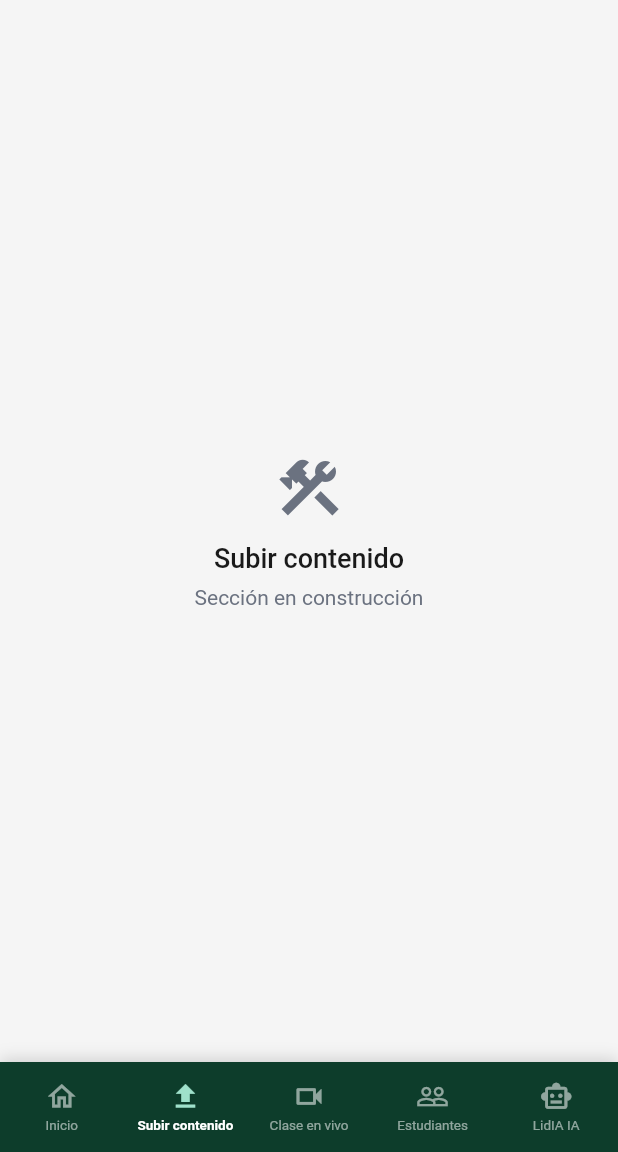
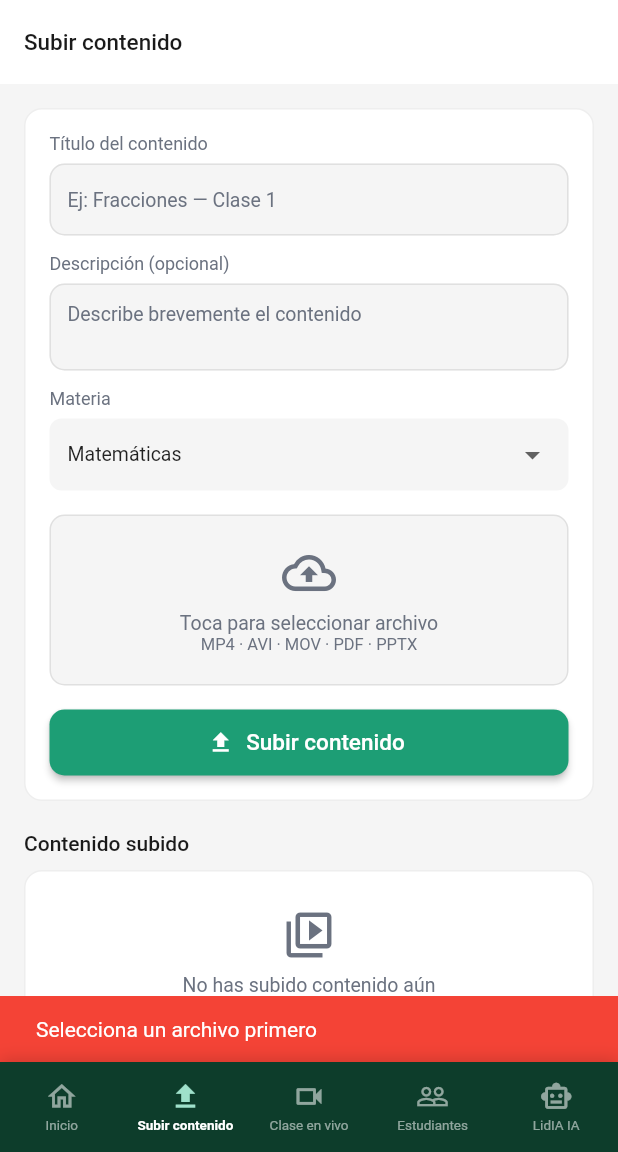
Before and after one commit to luisgiron96-dev/Aula-LidIA, a Flutter app: the MainLayout screen opened directly with empty values, item 2 of the bottom bar chosen, after a tap on "Subir contenido", on a phone screen of 412 x 824 dp, the part 84-1236 px from its top. Run offline on Flutter 3.47's test engine with Material 3 defaults, Android fonts, the phone set to English and light mode, and no system bars; our stand-ins replace file_picker, supabase_flutter; accounts and stored records are empty.

Commit message:
implementacion subir actividades

```diff
--- a/lib/features/teacher/screens/upload_content_screen.dart
+++ b/lib/features/teacher/screens/upload_content_screen.dart
@@ -0,0 +1,497 @@
+import 'package:flutter/material.dart';
+import 'package:file_picker/file_picker.dart';
+import 'package:supabase_flutter/supabase_flutter.dart';
+import '../../../core/constants/app_colors.dart';
+import '../../../core/services/supabase_service.dart';
+
+class UploadContentScreen extends StatefulWidget {
+  const UploadContentScreen({super.key});
+  @override
+  State<UploadContentScreen> createState() =>
+    _UploadContentScreenState();
+}
+
+class _UploadContentScreenState extends State<UploadContentScreen> {
+  final _titleCtrl = TextEditingController();
+  final _descCtrl  = TextEditingController();
+  String _selectedMateria = 'Matemáticas';
+  PlatformFile? _selectedFile;
+  bool _isUploading = false;
+  double _uploadProgress = 0;
+  String _statusMsg = '';
+
+  final List<String> _materias = [
+    'Español', 'Inglés', 'Matemáticas',
+    'Cs. Sociales', 'Cs. Naturales',
+    'Cátedra de Paz', 'Religión',
+    'Informática', 'TelePsicología',
+  ];
+
+  final List<Map<String, dynamic>> _uploadedContent = [];
+
+  @override
+  void initState() {
+    super.initState();
+    _loadContent();
+  }
+
+  Future<void> _loadContent() async {
+    try {
+      final data = await SupabaseService.client
+        .from('contenido')
+        .select()
+        .eq('teacher_id', SupabaseService.currentUser!.id)
+        .order('created_at', ascending: false);
+
+      setState(() {
+        _uploadedContent.clear();
+        _uploadedContent.addAll(
+          List<Map<String, dynamic>>.from(data));
+      });
+    } catch (e) {
+      print('Error cargando contenido: $e');
+    }
+  }
+
+  Future<void> _pickFile() async {
+    final result = await FilePicker.platform.pickFiles(
+      type: FileType.custom,
+      allowedExtensions: ['mp4', 'avi', 'mov', 'pdf', 'pptx'],
+      withData: true,
+    );
+
+    if (result != null && result.files.isNotEmpty) {
+      setState(() => _selectedFile = result.files.first);
+    }
+  }
+
+  String _getTipo(String extension) {
+    switch (extension.toLowerCase()) {
+      case 'mp4':
+      case 'avi':
+      case 'mov': return 'video';
+      case 'pdf': return 'pdf';
+      case 'pptx': return 'pptx';
+      default: return 'otro';
+    }
+  }
+
+  Future<void> _uploadFile() async {
+    if (_selectedFile == null) {
+      _showSnack('Selecciona un archivo primero', isError: true);
+      return;
+    }
+    if (_titleCtrl.text.trim().isEmpty) {
+      _showSnack('Escribe un título', isError: true);
+      return;
+    }
+
+    setState(() {
+      _isUploading = true;
+      _uploadProgress = 0;
+      _statusMsg = 'Preparando archivo...';
+    });
+
+    try {
+      final file = _selectedFile!;
+      final ext = file.extension ?? 'bin';
+      final fileName =
+        '${DateTime.now().millisecondsSinceEpoch}_${file.name}';
+      final storagePath =
+        '${SupabaseService.currentUser!.id}/$fileName';
+
+      setState(() => _statusMsg = 'Subiendo archivo...');
+
+      // Subir al Storage de Supabase
+      await SupabaseService.client.storage
+        .from('contenido')
+        .uploadBinary(
+          storagePath,
+          file.bytes!,
+          fileOptions: FileOptions(
+            contentType: _getContentType(ext),
+            upsert: false,
+          ),
+        );
+
+      setState(() {
+        _uploadProgress = 0.7;
+        _statusMsg = 'Guardando información...';
+      });
+
+      // Obtener URL pública
+      final url = SupabaseService.client.storage
+        .from('contenido')
+        .getPublicUrl(storagePath);
+
+      // Guardar en tabla contenido
+      await SupabaseService.client.from('contenido').insert({
+        'titulo': _titleCtrl.text.trim(),
+        'descripcion': _descCtrl.text.trim(),
+        'materia': _selectedMateria,
+        'tipo': _getTipo(ext),
+        'url': url,
+        'storage_path': storagePath,
+        'teacher_id': SupabaseService.currentUser!.id,
+      });
+
+      setState(() {
+        _uploadProgress = 1.0;
+        _statusMsg = '¡Subido exitosamente!';
+        _isUploading = false;
+        _selectedFile = null;
+        _titleCtrl.clear();
+        _descCtrl.clear();
+      });
+
+      _showSnack('✅ Contenido subido exitosamente');
+      _loadContent();
+
+    } catch (e) {
+      setState(() {
+        _isUploading = false;
+        _statusMsg = 'Error: $e';
+      });
+      _showSnack('Error al subir: $e', isError: true);
+    }
+  }
+
+  String _getContentType(String ext) {
+    switch (ext.toLowerCase()) {
+      case 'mp4': return 'video/mp4';
+      case 'avi': return 'video/avi';
+      case 'mov': return 'video/quicktime';
+      case 'pdf': return 'application/pdf';
+      case 'pptx':
+        return 'application/vnd.openxmlformats-officedocument'
+          '.presentationml.presentation';
+      default: return 'application/octet-stream';
+    }
+  }
+
+  void _showSnack(String msg, {bool isError = false}) {
+    ScaffoldMessenger.of(context).showSnackBar(SnackBar(
+      content: Text(msg),
+      backgroundColor: isError ? Colors.red : AppColors.primary));
+  }
+
+  Future<void> _deleteContent(
+    String id, String storagePath) async {
+    try {
+      await SupabaseService.client.storage
+        .from('contenido')
+        .remove([storagePath]);
+      await SupabaseService.client
+        .from('contenido')
+        .delete()
+        .eq('id', id);
+      _showSnack('Contenido eliminado');
+      _loadContent();
+    } catch (e) {
+      _showSnack('Error al eliminar', isError: true);
+    }
+  }
+
+  @override
+  Widget build(BuildContext context) {
+    return Scaffold(
+      backgroundColor: const Color(0xFFF5F5F5),
+      appBar: AppBar(
+        backgroundColor: Colors.white,
+        elevation: 0,
+        automaticallyImplyLeading: false,
+        title: const Text('Subir contenido',
+          style: TextStyle(fontSize: 15,
+            fontWeight: FontWeight.w500,
+            color: AppColors.textPrimary)),
+      ),
+      body: SingleChildScrollView(
+        padding: const EdgeInsets.all(16),
+        child: Column(
+          crossAxisAlignment: CrossAxisAlignment.start,
+          children: [
+
+            // Formulario de subida
+            Container(
+              padding: const EdgeInsets.all(16),
+              decoration: BoxDecoration(
+                color: Colors.white,
+                borderRadius: BorderRadius.circular(12),
+                border: Border.all(color: Colors.grey.shade200)),
+              child: Column(
+                crossAxisAlignment: CrossAxisAlignment.start,
+                children: [
+
+                  // Título
+                  const Text('Título del contenido',
+                    style: TextStyle(fontSize: 12,
+                      color: AppColors.textSecondary)),
+                  const SizedBox(height: 6),
+                  TextField(
+                    controller: _titleCtrl,
+                    decoration: InputDecoration(
+                      hintText: 'Ej: Fracciones — Clase 1',
+                      hintStyle: const TextStyle(
+                        color: AppColors.textSecondary,
+                        fontSize: 13),
+                      filled: true,
+                      fillColor: const Color(0xFFF5F5F5),
+                      border: OutlineInputBorder(
+                        borderRadius: BorderRadius.circular(8),
+                        borderSide: BorderSide.none),
+                      contentPadding: const EdgeInsets.symmetric(
+                        horizontal: 12, vertical: 10))),
+                  const SizedBox(height: 12),
+
+                  // Descripción
+                  const Text('Descripción (opcional)',
+                    style: TextStyle(fontSize: 12,
+                      color: AppColors.textSecondary)),
+                  const SizedBox(height: 6),
+                  TextField(
+                    controller: _descCtrl,
+                    maxLines: 2,
+                    decoration: InputDecoration(
+                      hintText: 'Describe brevemente el contenido',
+                      hintStyle: const TextStyle(
+                        color: AppColors.textSecondary,
+                        fontSize: 13),
+                      filled: true,
+                      fillColor: const Color(0xFFF5F5F5),
+                      border: OutlineInputBorder(
+                        borderRadius: BorderRadius.circular(8),
+                        borderSide: BorderSide.none),
+                      contentPadding: const EdgeInsets.symmetric(
+                        horizontal: 12, vertical: 10))),
+                  const SizedBox(height: 12),
+
+                  // Materia
+                  const Text('Materia',
+                    style: TextStyle(fontSize: 12,
+                      color: AppColors.textSecondary)),
+                  const SizedBox(height: 6),
+                  Container(
+                    padding: const EdgeInsets.symmetric(
+                      horizontal: 12),
+                    decoration: BoxDecoration(
+                      color: const Color(0xFFF5F5F5),
+                      borderRadius: BorderRadius.circular(8)),
+                    child: DropdownButtonHideUnderline(
+                      child: DropdownButton<String>(
+                        value: _selectedMateria,
+                        isExpanded: true,
+                        items: _materias.map((m) =>
+                          DropdownMenuItem(
+                            value: m,
+                            child: Text(m,
+                              style: const TextStyle(
+                                fontSize: 13)))).toList(),
+                        onChanged: (v) => setState(
+                          () => _selectedMateria = v!)))),
+                  const SizedBox(height: 16),
+
+                  // Zona de archivo
+                  GestureDetector(
+                    onTap: _isUploading ? null : _pickFile,
+                    child: Container(
+                      width: double.infinity,
+                      padding: const EdgeInsets.all(20),
+                      decoration: BoxDecoration(
+                        color: _selectedFile != null
+                          ? const Color(0xFFE1F5EE)
+                          : const Color(0xFFF5F5F5),
+                        borderRadius: BorderRadius.circular(10),
+                        border: Border.all(
+                          color: _selectedFile != null
+                            ? AppColors.primary
+                            : Colors.grey.shade300,
+                          style: BorderStyle.solid)),
+                      child: Column(children: [
+                        Icon(
+                          _selectedFile != null
+                            ? Icons.check_circle_outline
+                            : Icons.cloud_upload_outlined,
+                          size: 36,
+                          color: _selectedFile != null
+                            ? AppColors.primary
+                            : AppColors.textSecondary),
+                        const SizedBox(height: 8),
+                        Text(
+                          _selectedFile != null
+                            ? _selectedFile!.name
+                            : 'Toca para seleccionar archivo',
+                          style: TextStyle(
+                            fontSize: 13,
+                            color: _selectedFile != null
+                              ? AppColors.primary
+                              : AppColors.textSecondary,
+                            fontWeight: _selectedFile != null
+                              ? FontWeight.w500
+                              : FontWeight.normal)),
+                        if (_selectedFile != null)
+                          Text(
+                            '${(_selectedFile!.size / 1024 / 1024).toStringAsFixed(1)} MB',
+                            style: const TextStyle(
+                              fontSize: 11,
+                              color: AppColors.textSecondary)),
+                        if (_selectedFile == null)
+                          const Text(
+                            'MP4 · AVI · MOV · PDF · PPTX',
+                            style: TextStyle(fontSize: 11,
+                              color: AppColors.textSecondary)),
+                      ]))),
+                  const SizedBox(height: 16),
+
+                  // Progreso
+                  if (_isUploading) ...[
+                    Text(_statusMsg,
+                      style: const TextStyle(fontSize: 12,
+                        color: AppColors.textSecondary)),
+                    const SizedBox(height: 6),
+                    ClipRRect(
+                      borderRadius: BorderRadius.circular(4),
+                      child: LinearProgressIndicator(
+                        value: _uploadProgress,
+                        minHeight: 6,
+                        backgroundColor: Colors.grey.shade200,
+                        valueColor: const AlwaysStoppedAnimation(
+                          AppColors.primary))),
+                    const SizedBox(height: 12),
+                  ],
+
+                  // Botón subir
+                  SizedBox(
+                    width: double.infinity,
+                    height: 44,
+                    child: ElevatedButton.icon(
+                      onPressed: _isUploading ? null : _uploadFile,
+                      icon: _isUploading
+                        ? const SizedBox(
+                            width: 16, height: 16,
+                            child: CircularProgressIndicator(
+                              color: Colors.white,
+                              strokeWidth: 2))
+                        : const Icon(Icons.upload, size: 18),
+                      label: Text(_isUploading
+                        ? 'Subiendo...'
+                        : 'Subir contenido'),
+                      style: ElevatedButton.styleFrom(
+                        backgroundColor: AppColors.primary,
+                        foregroundColor: Colors.white))),
+                ])),
+            const SizedBox(height: 20),
+
+            // Contenido subido
+            const Text('Contenido subido',
+              style: TextStyle(fontSize: 14,
+                fontWeight: FontWeight.w500,
+                color: AppColors.textPrimary)),
+            const SizedBox(height: 10),
+
+            if (_uploadedContent.isEmpty)
+              Container(
+                width: double.infinity,
+                padding: const EdgeInsets.all(24),
+                decoration: BoxDecoration(
+                  color: Colors.white,
+                  borderRadius: BorderRadius.circular(12),
+                  border: Border.all(color: Colors.grey.shade200)),
+                child: const Column(children: [
+                  Icon(Icons.video_library_outlined,
+                    size: 36, color: AppColors.textSecondary),
+                  SizedBox(height: 8),
+                  Text('No has subido contenido aún',
+                    style: TextStyle(fontSize: 13,
+                      color: AppColors.textSecondary)),
+                ]))
+            else
+              ...(_uploadedContent.map((c) => _ContentCard(
+                content: c,
+                onDelete: () => _deleteContent(
+                  c['id'], c['storage_path']),
+              ))).toList(),
+          ],
+        ),
+      ),
+    );
+  }
+}
+
+class _ContentCard extends StatelessWidget {
+  final Map<String, dynamic> content;
+  final VoidCallback onDelete;
+  const _ContentCard({required this.content,
+    required this.onDelete});
+
+  IconData get _icon {
+    switch (content['tipo']) {
+      case 'video': return Icons.play_circle_outline;
+      case 'pdf': return Icons.picture_as_pdf_outlined;
+      case 'pptx': return Icons.slideshow_outlined;
+      default: return Icons.insert_drive_file_outlined;
+    }
+  }
+
+  Color get _color {
+    switch (content['tipo']) {
+      case 'video': return AppColors.primary;
+      case 'pdf': return Colors.red;
+      case 'pptx': return Colors.orange;
+      default: return AppColors.accent;
+    }
+  }
+
+  @override
+  Widget build(BuildContext context) {
+    return Container(
+      margin: const EdgeInsets.only(bottom: 8),
+      padding: const EdgeInsets.all(12),
+      decoration: BoxDecoration(
+        color: Colors.white,
+        borderRadius: BorderRadius.circular(10),
+        border: Border.all(color: Colors.grey.shade200)),
+      child: Row(children: [
+        Container(
+          width: 44, height: 44,
+          decoration: BoxDecoration(
+            color: _color.withValues(alpha: 0.1),
+            borderRadius: BorderRadius.circular(8)),
+          child: Icon(_icon, color: _color, size: 22)),
+        const SizedBox(width: 12),
+        Expanded(child: Column(
+          crossAxisAlignment: CrossAxisAlignment.start,
+          children: [
+            Text(content['titulo'] ?? '',
+              style: const TextStyle(fontSize: 13,
+                fontWeight: FontWeight.w500,
+                color: AppColors.textPrimary)),
+            Text(content['materia'] ?? '',
+              style: const TextStyle(fontSize: 11,
+                color: AppColors.textSecondary)),
+          ])),
+        IconButton(
+          icon: const Icon(Icons.delete_outline,
+            color: Colors.red, size: 20),
+          onPressed: () => showDialog(
+            context: context,
+            builder: (_) => AlertDialog(
+              title: const Text('¿Eliminar contenido?'),
+              content: const Text(
+                'Esta acción no se puede deshacer.'),
+              actions: [
+                TextButton(
+                  onPressed: () => Navigator.pop(context),
+                  child: const Text('Cancelar')),
+                ElevatedButton(
+                  onPressed: () {
+                    Navigator.pop(context);
+                    onDelete();
+                  },
+                  style: ElevatedButton.styleFrom(
+                    backgroundColor: Colors.red),
+                  child: const Text('Eliminar')),
+              ]))),
+      ]),
+    );
+  }
+}
--- a/lib/shared/layouts/main_layout.dart
+++ b/lib/shared/layouts/main_layout.dart
@@ -3,13 +3,11 @@ import '../../core/constants/app_colors.dart';
 import '../../core/services/supabase_service.dart';
 import '../../features/student/screens/student_home_screen.dart';
 import '../../features/student/screens/student_profile_screen.dart';
-import '../../features/subjects/screens/subjects_list_screen.dart';
 import '../../features/teacher/screens/teacher_home_screen.dart';
 import '../../features/teacher/screens/teacher_profile_screen.dart';
-import '../../features/teacher/screens/students_list_screen.dart';
+import '../../features/teacher/screens/upload_content_screen.dart';
 import '../../features/notifications/screens/notifications_screen.dart';
 import '../../features/chat_ia/screens/chat_ia_screen.dart';
-import '../../features/live_class/screens/live_class_screen.dart';
 import '../../features/auth/screens/login_screen.dart';
 
 const double kMobileBreakpoint = 700;
@@ -105,8 +103,6 @@ class _MainLayoutState extends State<MainLayout> {
     if (widget.role == 'student') {
       switch (_selectedIndex) {
         case 0: return StudentHomeScreen(userName: _userName);
-        case 1: return const SubjectsListScreen();
-        case 2: return const LiveClassesScreen(role: 'student');
         case 3: return const ChatIAScreen();
         case 4: return const NotificationsScreen();
         case 5: return StudentProfileScreen(userName: _userName);
@@ -116,8 +112,7 @@ class _MainLayoutState extends State<MainLayout> {
     } else {
       switch (_selectedIndex) {
         case 0: return TeacherHomeScreen(userName: _userName);
-        case 2: return const LiveClassesScreen(role: 'teacher');
-        case 3: return const StudentsListScreen();
+        case 1: return const UploadContentScreen();
         case 4: return const ChatIAScreen();
         case 5: return const NotificationsScreen();
         case 6: return TeacherProfileScreen(userName: _userName);
--- a/pubspec.yaml
+++ b/pubspec.yaml
@@ -14,6 +14,8 @@ dependencies:
   http: ^1.2.0
   supabase_flutter: ^2.8.0
   url_launcher: ^6.3.1
+  file_picker: ^8.1.2
+  mime: ^1.0.6
 
 dev_dependencies:
   flutter_test:
```
Also changed, not shown: pubspec.lock.
